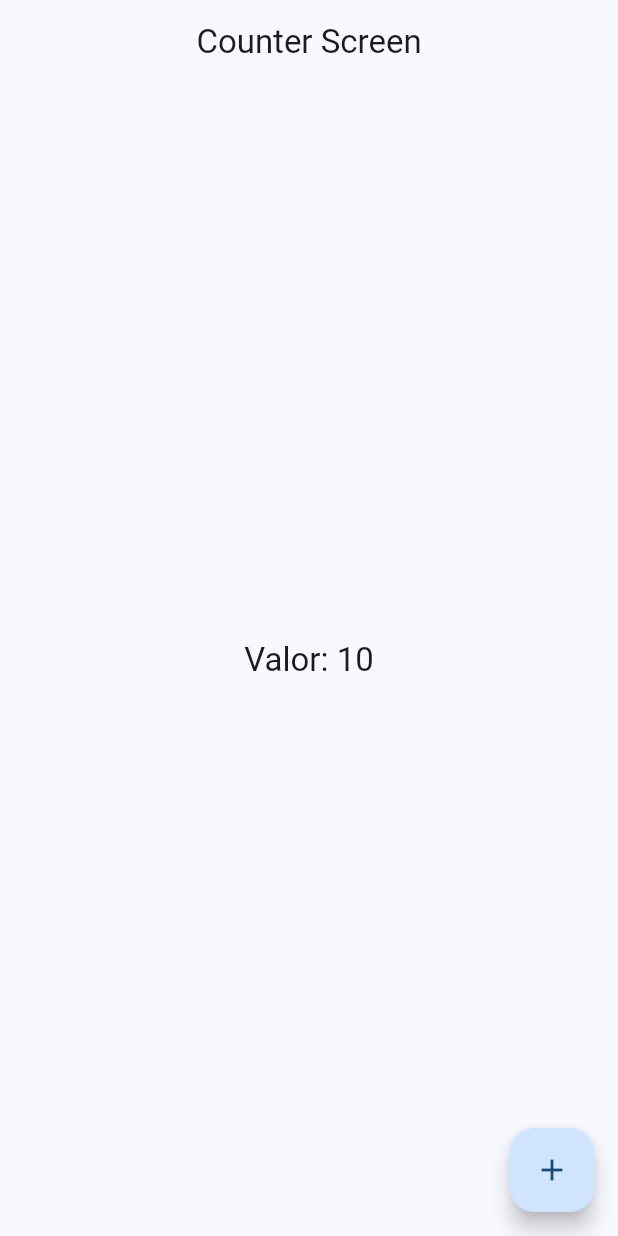
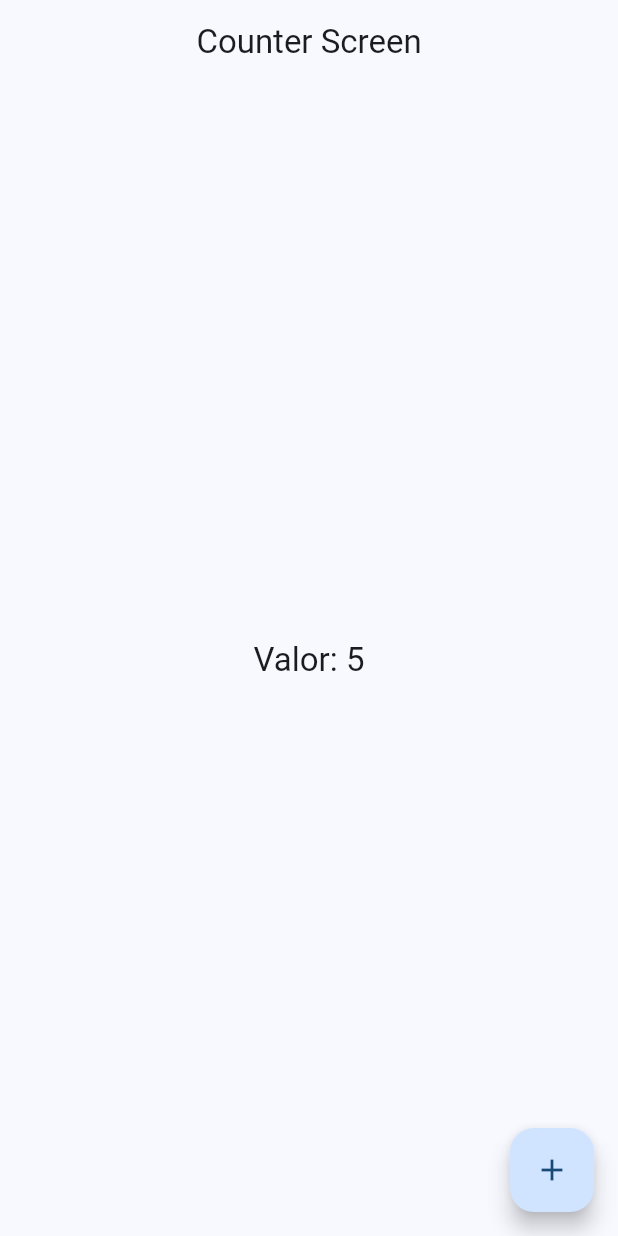
Before and after one commit to LuisHernandez1611681/widgets_app, a Flutter app: the CounterScreen screen opened by its route, on a phone screen of 412 x 824 dp. Run offline on Flutter 3.47's test engine with Material 3 defaults, Android fonts, the phone set to English and light mode, and no system bars; our stand-ins replace animate_do, flutter_riverpod, go_router.

Commit message:
Creamos un estado de provider con riverpod

```diff
--- a/lib/main.dart
+++ b/lib/main.dart
@@ -1,9 +1,13 @@
 import 'package:flutter/material.dart';
+import 'package:flutter_riverpod/flutter_riverpod.dart';
 import 'package:widgets_app/config/router/app_router.dart';
 import 'package:widgets_app/config/theme/app_theme.dart';
 
 void main() {
-  runApp(const MainApp());
+  runApp(
+    // RiverPod
+    const ProviderScope(child: MainApp())
+  );
 }
 
 class MainApp extends StatelessWidget {
--- /dev/null
+++ b/lib/presentation/providers/counter_provider.dart
@@ -0,0 +1,4 @@
+// Provedor de un estado
+import 'package:flutter_riverpod/flutter_riverpod.dart';
+
+final counterProvider = StateProvider((ref) => 5);
--- a/lib/presentation/screens/counter/counter_screen.dart
+++ b/lib/presentation/screens/counter/counter_screen.dart
@@ -1,12 +1,17 @@
 import 'package:flutter/material.dart';
+import 'package:flutter_riverpod/flutter_riverpod.dart';
+import 'package:widgets_app/presentation/providers/counter_provider.dart';
 
-class CounterScreen extends StatelessWidget {
+class CounterScreen extends ConsumerWidget {
   static const String name = 'counter-screen';
 
   const CounterScreen({super.key});
 
   @override
-  Widget build(BuildContext context) {
+  Widget build(BuildContext context, WidgetRef ref) {
+    // watch -> que este pendiente de nuestro counterProvider
+    final int clickCounter = ref.watch(counterProvider);
+
     return Scaffold(
       appBar: AppBar(
         title: const Text('Counter Screen'),
@@ -14,7 +19,7 @@ class CounterScreen extends StatelessWidget {
       body: Container(
         alignment: Alignment.center,
         child: Text(
-          'Valor: 10',
+          'Valor: $clickCounter',
           style: Theme.of(context).textTheme.titleLarge
         ),
       ),
--- a/pubspec.yaml
+++ b/pubspec.yaml
@@ -10,6 +10,7 @@ dependencies:
   animate_do: ^3.3.4
   flutter:
     sdk: flutter
+  flutter_riverpod: ^2.5.1
   go_router: ^14.2.6
 
 dev_dependencies:
```
Also changed, not shown: pubspec.lock.
